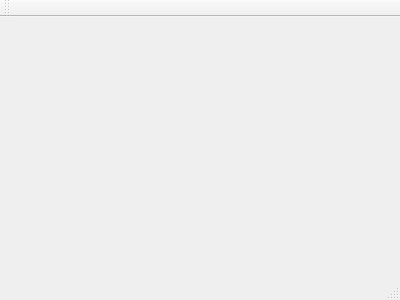
Before: the Qt Designer form src/GUI/mainwindow.ui in takeo300/YAMM, drawn with Qt 5.
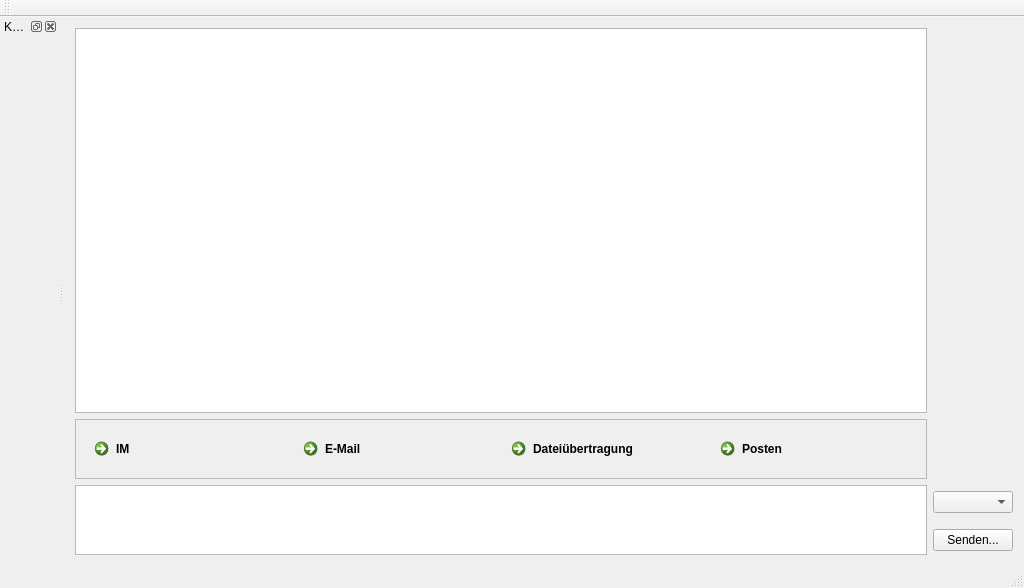
After: the same form once the commit is applied.

```diff
--- a/src/GUI/mainwindow.ui
+++ b/src/GUI/mainwindow.ui
@@ -1,24 +1,131 @@
 <ui version="4.0">
  <class>MainWindow</class>
- <widget class="QMainWindow" name="MainWindow" >
-  <property name="geometry" >
+ <widget class="QMainWindow" name="MainWindow">
+  <property name="geometry">
    <rect>
     <x>0</x>
     <y>0</y>
-    <width>400</width>
-    <height>300</height>
+    <width>1024</width>
+    <height>588</height>
    </rect>
   </property>
   <property name="windowTitle" >
    <string>MainWindow</string>
   </property>
-  <widget class="QMenuBar" name="menuBar" />
-  <widget class="QToolBar" name="mainToolBar" />
-  <widget class="QWidget" name="centralWidget" />
-  <widget class="QStatusBar" name="statusBar" />
+  <widget class="QWidget" name="centralWidget">
+   <layout class="QGridLayout" name="gridLayout">
+    <item row="0" column="0">
+     <widget class="QListWidget" name="messagesList">
+      <property name="sizePolicy">
+       <sizepolicy hsizetype="Expanding" vsizetype="Expanding">
+        <horstretch>0</horstretch>
+        <verstretch>0</verstretch>
+       </sizepolicy>
+      </property>
+     </widget>
+    </item>
+    <item row="3" column="0" rowspan="2">
+     <widget class="QTextEdit" name="messageEdit">
+      <property name="sizePolicy">
+       <sizepolicy hsizetype="Preferred" vsizetype="Maximum">
+        <horstretch>0</horstretch>
+        <verstretch>0</verstretch>
+       </sizepolicy>
+      </property>
+      <property name="minimumSize">
+       <size>
+        <width>0</width>
+        <height>0</height>
+       </size>
+      </property>
+     </widget>
+    </item>
+    <item row="3" column="1">
+     <widget class="QComboBox" name="protocolSelection">
+      <property name="currentIndex">
+       <number>-1</number>
+      </property>
+     </widget>
+    </item>
+    <item row="4" column="1">
+     <widget class="QPushButton" name="sendBtn">
+      <property name="text">
+       <string>Senden...</string>
+      </property>
+     </widget>
+    </item>
+    <item row="2" column="0">
+     <widget class="QFrame" name="frame">
+      <property name="frameShape">
+       <enum>QFrame::StyledPanel</enum>
+      </property>
+      <property name="frameShadow">
+       <enum>QFrame::Raised</enum>
+      </property>
+      <layout class="QHBoxLayout" name="horizontalLayout">
+       <item>
+        <widget class="QCommandLinkButton" name="commandLinkButton_4">
+         <property name="text">
+          <string>IM</string>
+         </property>
+        </widget>
+       </item>
+       <item>
+        <widget class="QCommandLinkButton" name="commandLinkButton_3">
+         <property name="text">
+          <string>E-Mail</string>
+         </property>
+        </widget>
+       </item>
+       <item>
+        <widget class="QCommandLinkButton" name="commandLinkButton_2">
+         <property name="text">
+          <string>Dateiübertragung</string>
+         </property>
+        </widget>
+       </item>
+       <item>
+        <widget class="QCommandLinkButton" name="commandLinkButton">
+         <property name="text">
+          <string>Posten</string>
+         </property>
+        </widget>
+       </item>
+      </layout>
+     </widget>
+    </item>
+   </layout>
+  </widget>
+  <widget class="QMenuBar" name="menuBar">
+   <property name="geometry">
+    <rect>
+     <x>0</x>
+     <y>0</y>
+     <width>1024</width>
+     <height>21</height>
+    </rect>
+   </property>
+  </widget>
+  <widget class="QToolBar" name="mainToolBar">
+   <attribute name="toolBarArea">
+    <enum>TopToolBarArea</enum>
+   </attribute>
+   <attribute name="toolBarBreak">
+    <bool>false</bool>
+   </attribute>
+  </widget>
+  <widget class="QStatusBar" name="statusBar"/>
+  <widget class="QDockWidget" name="dockWidget">
+   <property name="windowTitle">
+    <string>Kontakte</string>
+   </property>
+   <attribute name="dockWidgetArea">
+    <number>1</number>
+   </attribute>
+   <widget class="QWidget" name="dockWidgetContents"/>
+  </widget>
  </widget>
- <layoutDefault spacing="6" margin="11" />
- <pixmapfunction></pixmapfunction>
+ <layoutdefault spacing="6" margin="11"/>
  <resources/>
  <connections/>
 </ui>
```
Left out of the diff: 3 changed lines with no effect on the pictures.
